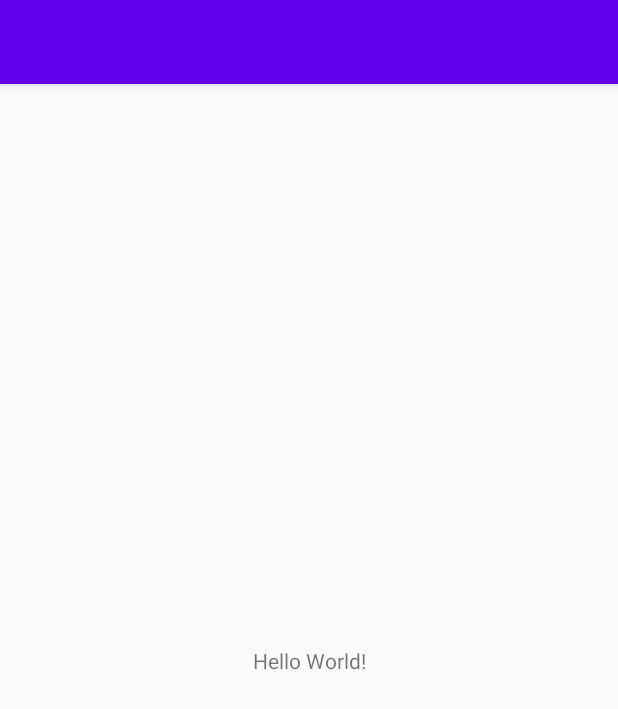
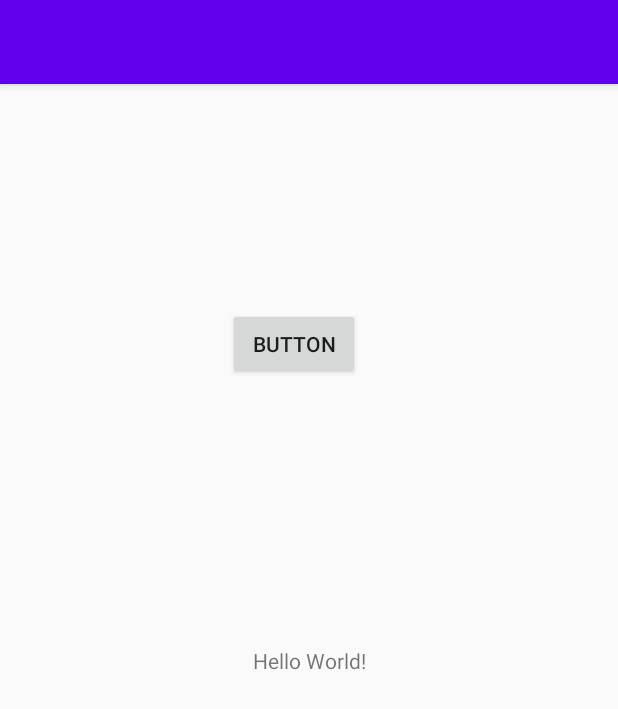
Before and after one commit to Georgette-Qahosh/GraduationProject, an Android app: the screen it shows after launch (MainActivity), on a phone screen of 412 x 824 dp. Shown: the top 709 px of the screen. Run offline under Robolectric (Android 15) with nearby library versions, the phone set to English and light mode, and no system bars.

Commit message:
Marah update

```diff
--- a/app/src/main/res/layout/activity_main.xml
+++ b/app/src/main/res/layout/activity_main.xml
@@ -7,6 +7,7 @@
     tools:context=".MainActivity">
 
     <TextView
+        android:id="@+id/textView"
         android:layout_width="wrap_content"
         android:layout_height="wrap_content"
         android:text="Hello World!"
@@ -15,4 +16,18 @@
         app:layout_constraintRight_toRightOf="parent"
         app:layout_constraintTop_toTopOf="parent" />
 
+    <Button
+        android:id="@+id/button"
+        android:layout_width="wrap_content"
+        android:layout_height="wrap_content"
+        android:layout_marginStart="151dp"
+        android:layout_marginTop="140dp"
+        android:layout_marginEnd="172dp"
+        android:layout_marginBottom="168dp"
+        android:text="Button"
+        app:layout_constraintBottom_toTopOf="@+id/textView"
+        app:layout_constraintEnd_toEndOf="parent"
+        app:layout_constraintStart_toStartOf="parent"
+        app:layout_constraintTop_toTopOf="parent" />
+
 </androidx.constraintlayout.widget.ConstraintLayout>
```
